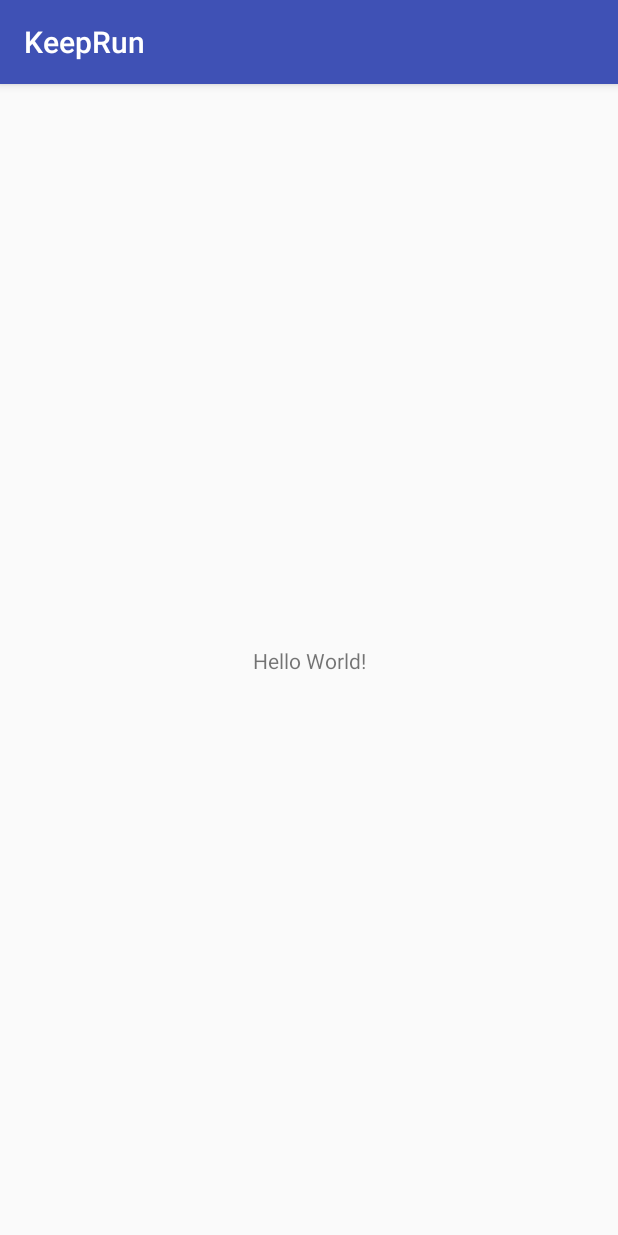
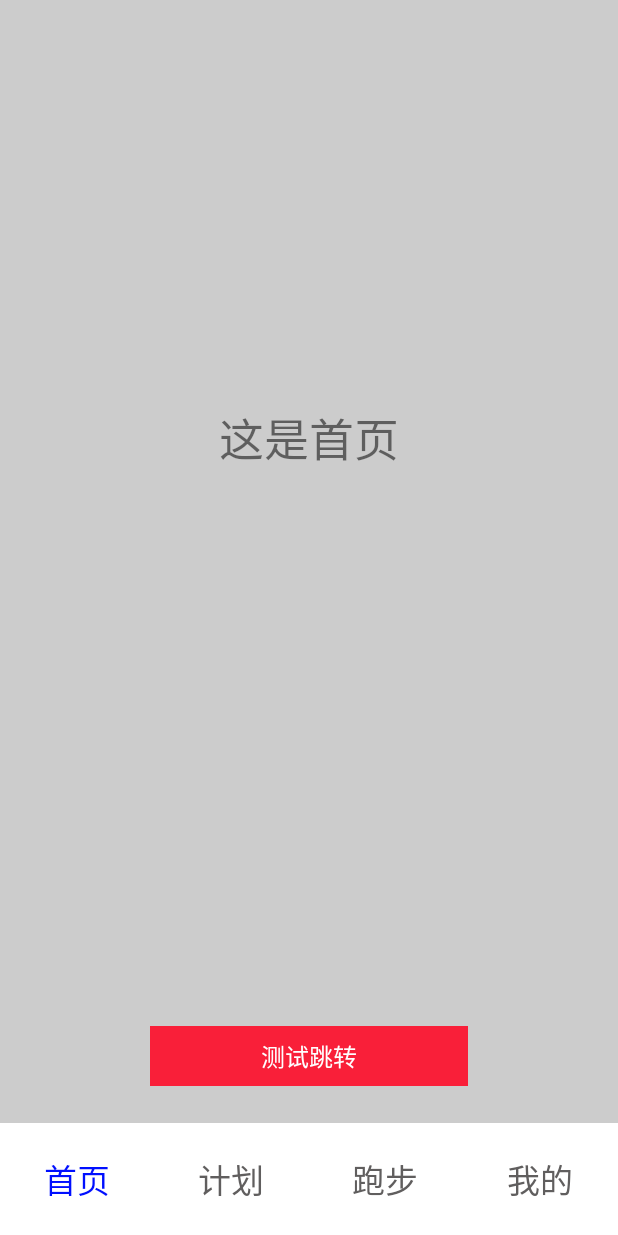
Before and after one commit to zanghuayizu/keeprun, an Android app: the screen it shows after launch (MainActivity), on a phone screen of 412 x 824 dp. Run offline under Robolectric (Android 15) with nearby library versions, the phone set to English and light mode, and no system bars.

Commit message:
四个fragment的添加以及点击四个按钮的跳转到对应的fragment

```diff
--- a/app/src/main/AndroidManifest.xml
+++ b/app/src/main/AndroidManifest.xml
@@ -9,13 +9,14 @@
         android:roundIcon="@mipmap/ic_launcher_round"
         android:supportsRtl="true"
         android:theme="@style/AppTheme">
-        <activity android:name=".MainActivity">
+        <activity android:name=".view.MainActivity">
             <intent-filter>
                 <action android:name="android.intent.action.MAIN" />
 
                 <category android:name="android.intent.category.LAUNCHER" />
             </intent-filter>
         </activity>
+        <activity android:name=".view.MainActivity$MyFragmentActivity"/>
     </application>
 
 </manifest>
--- a/app/src/main/java/com/example/liaodh/keeprun/MainActivity.java
+++ /dev/null
@@ -1,13 +0,0 @@
-package com.example.liaodh.keeprun;
-
-import android.support.v7.app.AppCompatActivity;
-import android.os.Bundle;
-
-public class MainActivity extends AppCompatActivity {
-
-    @Override
-    protected void onCreate(Bundle savedInstanceState) {
-        super.onCreate(savedInstanceState);
-        setContentView(R.layout.activity_main);
-    }
-}
--- /dev/null
+++ b/app/src/main/java/com/example/liaodh/keeprun/view/MainActivity.java
@@ -0,0 +1,119 @@
+package com.example.liaodh.keeprun.view;
+
+import android.graphics.Color;
+import android.support.v4.app.Fragment;
+import android.support.v4.app.FragmentActivity;
+import android.support.v4.app.FragmentManager;
+import android.support.v7.app.AppCompatActivity;
+import android.os.Bundle;
+import android.view.View;
+import android.widget.TextView;
+
+import com.example.liaodh.keeprun.R;
+
+public class MainActivity extends AppCompatActivity implements View.OnClickListener{
+
+    private String fragmentTag;
+    private TextView main, plan,user,run;
+    private TextView lastTextView;
+    private TextView currTextView;
+    private Fragment mainFragment = new MainFragment(),
+            planFragment = new PlanFragment(),
+            userFragment = new UserFragment(),
+            runFragment = new RunFragment();
+
+    @Override
+    protected void onCreate(Bundle savedInstanceState) {
+        super.onCreate(savedInstanceState);
+        setContentView(R.layout.activity_main);
+        //  第一步：创建4个继承自android.support.v4.app.Fragment的java文件,并一起创建对应的布局文件
+        /**
+           1）：在mainActivity.java文件同级目录新建名为fragment的目录    （用来放4个java文件）
+           2）：新建文件时，一定要继承自Fragment（是android.support.v4包下的）
+           3）：创建对应的布局文件。
+           4）：为fragment文件绑定布局文件，通过重写方法onCreateView方法
+         */
+        //  第二步：添加所有Fragment到管理类去。（添加前先实列化好）
+        this.getSupportFragmentManager()                                       // 获取管理类
+                .beginTransaction()                                            // 开启事物
+                .add(R.id.main_content, mainFragment, "mainFragment")       // 添加fragment
+                .add(R.id.main_content, planFragment, "planFragment")       // 添加fragment
+                .add(R.id.main_content, runFragment, "runFragment")         // 添加fragment
+                .add(R.id.main_content, userFragment, "userFragment")       // 添加fragment
+                .hide(planFragment)
+                .hide(runFragment)
+                .hide(userFragment)
+                .commit();                                                    // 提交
+        this.fragmentTag = "mainFragment";                                    // 保存当前显示的Tag
+        this.lastTextView = findViewById(R.id.main);                          // 保存上一次点击的底部按钮
+        //  第三步：要能过点击按钮显示不同的Fragment当然得先监听按钮事件
+        initView();
+        //  第四步：创建一个继承自FragmentActivity的类，并定义一个方法来实现Fragment页面间的切换
+        //  第五步：在当前Activity中创建一个方法，调用内部类的页面切换方法。并保存当前Tag
+        //  第六步：fragment中控制页面切换（去对应Java文件中设置监听事件，调用switchFragment方法）
+    }
+
+    /**
+     * 初始化4个按钮，并绑定监听器
+     */
+    private void initView() {
+        main =  findViewById(R.id.main);
+        plan =  findViewById(R.id.plan);
+        run  =  findViewById(R.id.run);
+        user =  findViewById(R.id.user);
+        main.setOnClickListener(this);
+        plan.setOnClickListener(this);
+        run.setOnClickListener(this);
+        user.setOnClickListener(this);
+    }
+
+    /**
+     * 监听器对应点击方法
+     */
+    public void onClick(View v) {
+        switch (v.getId()){
+            case R.id.main:
+                this.switchFragment(v,"mainFragment");
+                break;
+            case R.id.plan:
+                this.switchFragment(v,"planFragment");
+                break;
+            case R.id.run:
+                this.switchFragment(v,"runFragment");
+                break;
+            case R.id.user:
+                this.switchFragment(v,"userFragment");
+                break;
+        }
+    }
+
+    /**
+     * 主Activity切换Fragment页面方法入口
+     *
+     * @param v
+     * @param toTag 要显示的Fragment的Tag
+     */
+    public void switchFragment(View v, String toTag) {
+        this.currTextView = (TextView) v;
+        currTextView.setTextColor(Color.parseColor("#000fff"));
+        lastTextView.setTextColor(Color.parseColor("#605e5e"));
+        MyFragmentActivity mf = new MyFragmentActivity();
+        mf.switchFragment(getSupportFragmentManager(), toTag, this.fragmentTag);
+        this.lastTextView = (TextView) v;
+        this.fragmentTag = toTag;
+    }
+
+    /**
+     *  创建一个继承自FragmentActivity的类，并定义一个方法来实现Fragment页面间的切换
+     */
+    public class MyFragmentActivity extends FragmentActivity {
+        // 定义一个方法：实现Fragment页面间的切换
+        public void switchFragment(FragmentManager fm, String toTag, String foTag) {
+            Fragment fo = fm.findFragmentByTag(foTag);
+            Fragment to = fm.findFragmentByTag(toTag);
+            if (fo != to) {
+                fm.beginTransaction().hide(fo).show(to).commit();
+            }
+        }
+    }
+}
--- /dev/null
+++ b/app/src/main/java/com/example/liaodh/keeprun/view/MainFragment.java
@@ -0,0 +1,42 @@
+package com.example.liaodh.keeprun.view;
+
+import android.os.Bundle;
+import android.support.annotation.NonNull;
+import android.support.annotation.Nullable;
+import android.support.v4.app.Fragment;
+import android.view.LayoutInflater;
+import android.view.View;
+import android.view.ViewGroup;
+import android.widget.TextView;
+
+import com.example.liaodh.keeprun.R;
+
+/**
+ *    首页
+ */
+public class MainFragment extends Fragment{
+    private MainActivity mainActivity;
+    private TextView btnss;
+    @Nullable
+    @Override
+    // 创建该Fragment的视图
+    public View onCreateView(@NonNull LayoutInflater inflater, @Nullable ViewGroup container,
+                             @Nullable Bundle savedInstanceState) {
+
+        this.mainActivity = (MainActivity) getActivity();
+        return inflater.inflate(R.layout.fragment_main, container, false);
+    }
+    @Override
+    // 当Activity的onCreate方法返回时调用
+    public void onActivityCreated(@Nullable Bundle savedInstanceState) {
+        super.onActivityCreated(savedInstanceState);
+
+        btnss =  getView().findViewById(R.id.main_btn1);
+        btnss.setOnClickListener(new View.OnClickListener() {
+            @Override
+            public void onClick(View v) {
+                mainActivity.switchFragment(v, "runFragment");
+            }
+        });
+    }
+}
--- /dev/null
+++ b/app/src/main/java/com/example/liaodh/keeprun/view/PlanFragment.java
@@ -0,0 +1,19 @@
+package com.example.liaodh.keeprun.view;
+
+import android.os.Bundle;
+import android.support.annotation.NonNull;
+import android.support.annotation.Nullable;
+import android.support.v4.app.Fragment;
+import android.view.LayoutInflater;
+import android.view.View;
+import android.view.ViewGroup;
+
+import com.example.liaodh.keeprun.R;
+
+public class PlanFragment extends Fragment {
+    public View onCreateView(@NonNull LayoutInflater inflater, @Nullable ViewGroup container,
+                             @Nullable Bundle savedInstanceState) {
+        return inflater.inflate(R.layout.fragment_plan, container, false);
+    }
+
+}
--- /dev/null
+++ b/app/src/main/java/com/example/liaodh/keeprun/view/RunFragment.java
@@ -0,0 +1,18 @@
+package com.example.liaodh.keeprun.view;
+
+import android.os.Bundle;
+import android.support.annotation.Nullable;
+import android.support.v4.app.Fragment;
+import android.view.LayoutInflater;
+import android.view.View;
+import android.view.ViewGroup;
+
+import com.example.liaodh.keeprun.R;
+
+public class RunFragment extends Fragment {
+
+    public View onCreateView(@Nullable LayoutInflater inflater, @Nullable ViewGroup container,
+                             @Nullable Bundle savedInstanceState) {
+        return inflater.inflate(R.layout.fragment_run, container, false);
+    }
+}
--- /dev/null
+++ b/app/src/main/java/com/example/liaodh/keeprun/view/UserFragment.java
@@ -0,0 +1,20 @@
+package com.example.liaodh.keeprun.view;
+
+import android.os.Bundle;
+import android.support.annotation.NonNull;
+import android.support.annotation.Nullable;
+import android.support.v4.app.Fragment;
+import android.view.LayoutInflater;
+import android.view.View;
+import android.view.ViewGroup;
+
+import com.example.liaodh.keeprun.R;
+
+public class UserFragment extends Fragment {
+    @Nullable
+    @Override
+    public View onCreateView(@NonNull LayoutInflater inflater, @Nullable ViewGroup container,
+                             @Nullable Bundle savedInstanceState) {
+        return inflater.inflate(R.layout.fragment_user, container, false);
+    }
+}
--- a/app/src/main/res/layout/activity_main.xml
+++ b/app/src/main/res/layout/activity_main.xml
@@ -1,18 +1,64 @@
 <?xml version="1.0" encoding="utf-8"?>
-<android.support.constraint.ConstraintLayout xmlns:android="http://schemas.android.com/apk/res/android"
-    xmlns:app="http://schemas.android.com/apk/res-auto"
-    xmlns:tools="http://schemas.android.com/tools"
+<RelativeLayout xmlns:android="http://schemas.android.com/apk/res/android"
     android:layout_width="match_parent"
     android:layout_height="match_parent"
-    tools:context=".MainActivity">
+    android:background="#cccccc">
 
-    <TextView
-        android:layout_width="wrap_content"
-        android:layout_height="wrap_content"
-        android:text="Hello World!"
-        app:layout_constraintBottom_toBottomOf="parent"
-        app:layout_constraintLeft_toLeftOf="parent"
-        app:layout_constraintRight_toRightOf="parent"
-        app:layout_constraintTop_toTopOf="parent" />
+    <!-- 内容（显示各种fragment页面） -->
+    <RelativeLayout
+        android:id="@+id/main_content"
+        android:layout_width="match_parent"
+        android:layout_height="wrap_content">
+    </RelativeLayout>
 
-</android.support.constraint.ConstraintLayout>
+    <!-- 底部按钮 -->
+    <LinearLayout
+        android:layout_width="match_parent"
+        android:layout_height="75dp"
+        android:background="#ffffff"
+        android:gravity="center"
+        android:layout_alignParentBottom="true"
+        android:orientation="horizontal">
+
+        <TextView
+            android:id="@+id/main"
+            android:layout_width="0dp"
+            android:layout_weight="1"
+            android:layout_height="match_parent"
+            android:gravity="center"
+            android:textSize="@dimen/activity_bottom_textsize"
+            android:text="首页"
+            android:textColor="#000fff"/>
+
+        <TextView
+            android:id="@+id/plan"
+            android:layout_width="0dp"
+            android:layout_weight="1"
+            android:layout_height="match_parent"
+            android:gravity="center"
+            android:textSize="@dimen/activity_bottom_textsize"
+            android:text="计划"
+            android:textColor="#605e5e"/>
+
+        <TextView
+            android:id="@+id/run"
+            android:layout_width="0dp"
+            android:layout_weight="1"
+            android:layout_height="match_parent"
+            android:gravity="center"
+            android:textSize="@dimen/activity_bottom_textsize"
+            android:text="跑步"
+            android:textColor="#605e5e"/>
+
+        <TextView
+            android:id="@+id/user"
+            android:layout_width="0dp"
+            android:layout_weight="1"
+            android:layout_height="match_parent"
+            android:gravity="center"
+            android:textSize="@dimen/activity_bottom_textsize"
+            android:text="我的"
+            android:textColor="#605e5e"/>
+    </LinearLayout>
+
+</RelativeLayout>
--- /dev/null
+++ b/app/src/main/res/layout/fragment_main.xml
@@ -0,0 +1,25 @@
+<?xml version="1.0" encoding="utf-8"?>
+<LinearLayout xmlns:android="http://schemas.android.com/apk/res/android"
+    android:orientation="vertical"
+    android:layout_width="match_parent"
+    android:layout_height="match_parent">
+
+    <TextView
+        android:layout_width="match_parent"
+        android:layout_height="wrap_content"
+        android:layout_weight="1"
+        android:gravity="center"
+        android:text="这是首页"
+        android:textSize="30sp"/>
+    <TextView
+        android:id="@+id/main_btn1"
+        android:layout_width="match_parent"
+        android:layout_height="40dp"
+        android:layout_margin="100dp"
+        android:background="#f91f39"
+        android:textColor="#ffffff"
+        android:gravity="center"
+        android:text="测试跳转"
+        android:textSize="16sp"/>
+
+</LinearLayout>
--- /dev/null
+++ b/app/src/main/res/values/dimens.xml
@@ -0,0 +1,4 @@
+<?xml version="1.0" encoding="utf-8"?>
+<resources>
+    <dimen name="activity_bottom_textsize">22sp</dimen>
+</resources>
--- a/app/src/main/res/values/styles.xml
+++ b/app/src/main/res/values/styles.xml
@@ -1,11 +1,13 @@
 <resources>
 
     <!-- Base application theme. -->
-    <style name="AppTheme" parent="Theme.AppCompat.Light.DarkActionBar">
+    <style name="AppTheme" parent="Theme.AppCompat.Light.NoActionBar">
         <!-- Customize your theme here. -->
         <item name="colorPrimary">@color/colorPrimary</item>
         <item name="colorPrimaryDark">@color/colorPrimaryDark</item>
         <item name="colorAccent">@color/colorAccent</item>
+        <!-- 隐藏标题栏 -->
+        <item name="android:windowNoTitle">true</item>
     </style>
 
 </resources>
```
Also changed, not shown: app/src/main/res/layout/fragment/fragment_main.xml (added, +25 -0 lines), app/src/main/res/layout/fragment_plan.xml (added, +15 -0 lines), app/src/main/res/layout/fragment_run.xml (added, +15 -0 lines), app/src/main/res/layout/fragment_user.xml (added, +15 -0 lines).
